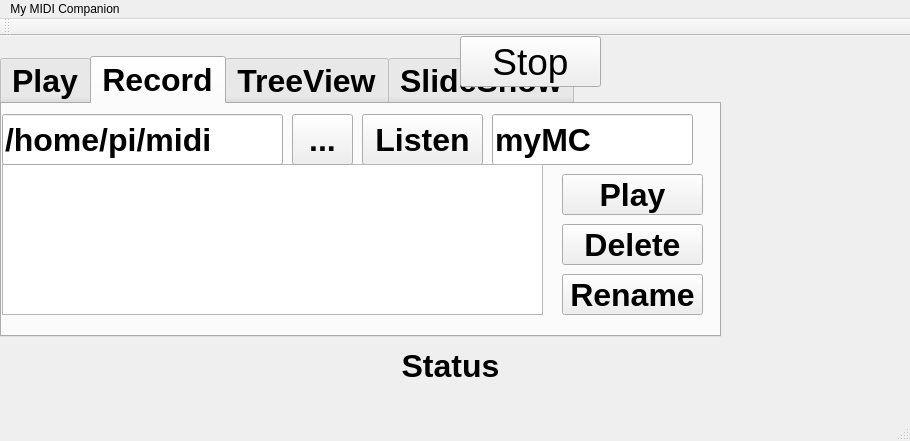
Before: the Qt Designer form mainwindow.ui in rickbronze/myMC, drawn with Qt 5.
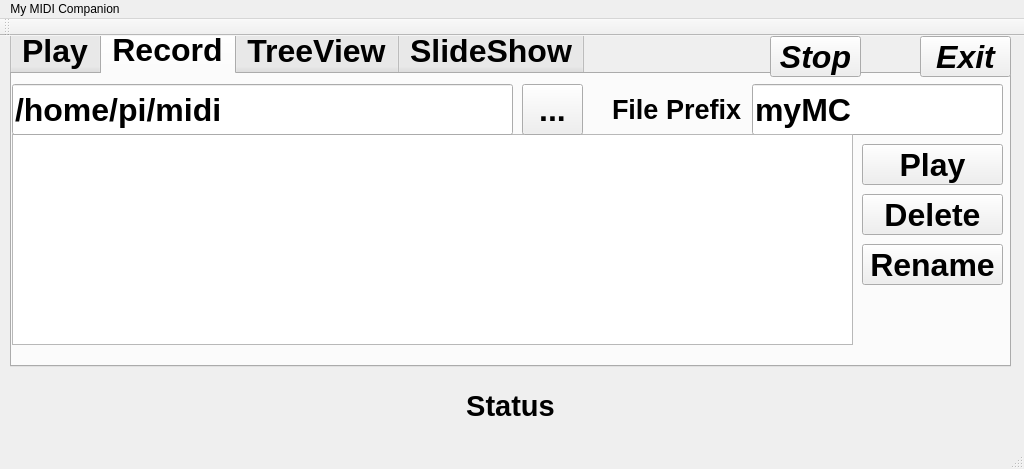
After: the same form once the commit is applied. The open tabs and pages were chosen to show the change. Icons and pictures are not drawn.

Commit message: updates to GUI, added some color and extended the screen

Patch:
```diff
--- a/mainwindow.ui
+++ b/mainwindow.ui
@@ -6,8 +6,8 @@
    <rect>
     <x>0</x>
     <y>0</y>
-    <width>910</width>
-    <height>441</height>
+    <width>1024</width>
+    <height>469</height>
    </rect>
   </property>
   <property name="windowTitle">
@@ -17,19 +17,25 @@
    <iconset resource="mymcresources.qrc">
     <normaloff>:/myMC/myMC.png</normaloff>:/myMC/myMC.png</iconset>
   </property>
+  <property name="autoFillBackground">
+   <bool>false</bool>
+  </property>
   <widget class="QWidget" name="centralWidget">
    <widget class="QPushButton" name="pbCancelPlay">
     <property name="geometry">
      <rect>
-      <x>460</x>
+      <x>770</x>
       <y>0</y>
-      <width>141</width>
-      <height>51</height>
+      <width>91</width>
+      <height>41</height>
      </rect>
     </property>
     <property name="font">
      <font>
-      <pointsize>28</pointsize>
+      <pointsize>24</pointsize>
+      <weight>75</weight>
+      <italic>true</italic>
+      <bold>true</bold>
      </font>
     </property>
     <property name="toolTip">
@@ -42,10 +48,10 @@
    <widget class="QTabWidget" name="tabWidget">
     <property name="geometry">
      <rect>
-      <x>0</x>
-      <y>20</y>
-      <width>721</width>
-      <height>281</height>
+      <x>10</x>
+      <y>-10</y>
+      <width>1001</width>
+      <height>341</height>
      </rect>
     </property>
     <property name="font">
@@ -56,7 +62,7 @@
      </font>
     </property>
     <property name="currentIndex">
-     <number>1</number>
+     <number>0</number>
     </property>
     <widget class="QWidget" name="tabPlay">
      <attribute name="title">
@@ -65,9 +71,9 @@
      <widget class="QPushButton" name="pbPlayFile">
       <property name="geometry">
        <rect>
-        <x>20</x>
+        <x>650</x>
         <y>20</y>
-        <width>261</width>
+        <width>321</width>
         <height>51</height>
        </rect>
       </property>
@@ -75,15 +81,15 @@
        <string>&lt;html&gt;&lt;head/&gt;&lt;body&gt;&lt;p&gt;Play a single MIDI song&lt;/p&gt;&lt;p&gt;&lt;br/&gt;&lt;/p&gt;&lt;/body&gt;&lt;/html&gt;</string>
       </property>
       <property name="text">
-       <string>Play a Song</string>
+       <string>Play a Single Song</string>
       </property>
      </widget>
      <widget class="QLineEdit" name="lePlayDirectory">
       <property name="geometry">
        <rect>
-        <x>20</x>
-        <y>120</y>
-        <width>371</width>
+        <x>100</x>
+        <y>130</y>
+        <width>711</width>
         <height>51</height>
        </rect>
       </property>
@@ -94,9 +100,9 @@
      <widget class="QPushButton" name="pbPlayDirectory">
       <property name="geometry">
        <rect>
-        <x>300</x>
+        <x>20</x>
         <y>20</y>
-        <width>351</width>
+        <width>411</width>
         <height>51</height>
        </rect>
       </property>
@@ -110,8 +116,8 @@
      <widget class="QLabel" name="label">
       <property name="geometry">
        <rect>
-        <x>30</x>
-        <y>80</y>
+        <x>110</x>
+        <y>90</y>
         <width>311</width>
         <height>41</height>
        </rect>
@@ -129,8 +135,8 @@
      <widget class="QPushButton" name="pbChooseDirectory">
       <property name="geometry">
        <rect>
-        <x>400</x>
-        <y>120</y>
+        <x>830</x>
+        <y>130</y>
         <width>61</width>
         <height>51</height>
        </rect>
@@ -142,8 +148,8 @@
      <widget class="QPushButton" name="pbNext">
       <property name="geometry">
        <rect>
-        <x>520</x>
-        <y>110</y>
+        <x>390</x>
+        <y>210</y>
         <width>181</width>
         <height>51</height>
        </rect>
@@ -163,7 +169,7 @@
      <widget class="QPushButton" name="pbStartListening">
       <property name="geometry">
        <rect>
-        <x>360</x>
+        <x>760</x>
         <y>10</y>
         <width>121</width>
         <height>51</height>
@@ -176,9 +182,9 @@
      <widget class="QLineEdit" name="leRecordPrefix">
       <property name="geometry">
        <rect>
-        <x>490</x>
+        <x>740</x>
         <y>10</y>
-        <width>201</width>
+        <width>251</width>
         <height>51</height>
        </rect>
       </property>
@@ -194,8 +200,8 @@
        <rect>
         <x>0</x>
         <y>60</y>
-        <width>541</width>
-        <height>151</height>
+        <width>841</width>
+        <height>211</height>
        </rect>
       </property>
       <property name="font">
@@ -210,7 +216,7 @@
      <widget class="QPushButton" name="pbPlayRecording">
       <property name="geometry">
        <rect>
-        <x>560</x>
+        <x>850</x>
         <y>70</y>
         <width>141</width>
         <height>41</height>
@@ -223,7 +229,7 @@
      <widget class="QPushButton" name="pbDeleteRecording">
       <property name="geometry">
        <rect>
-        <x>560</x>
+        <x>850</x>
         <y>120</y>
         <width>141</width>
         <height>41</height>
@@ -238,7 +244,7 @@
        <rect>
         <x>0</x>
         <y>10</y>
-        <width>281</width>
+        <width>501</width>
         <height>51</height>
        </rect>
       </property>
@@ -249,7 +255,7 @@
      <widget class="QPushButton" name="pbChooseDirectory_2">
       <property name="geometry">
        <rect>
-        <x>290</x>
+        <x>510</x>
         <y>10</y>
         <width>61</width>
         <height>51</height>
@@ -262,7 +268,7 @@
      <widget class="QPushButton" name="pbRenameRecording">
       <property name="geometry">
        <rect>
-        <x>560</x>
+        <x>850</x>
         <y>170</y>
         <width>141</width>
         <height>41</height>
@@ -272,6 +278,24 @@
        <string>Rename</string>
       </property>
      </widget>
+     <widget class="QLabel" name="label_2">
+      <property name="geometry">
+       <rect>
+        <x>600</x>
+        <y>10</y>
+        <width>131</width>
+        <height>51</height>
+       </rect>
+      </property>
+      <property name="font">
+       <font>
+        <pointsize>20</pointsize>
+       </font>
+      </property>
+      <property name="text">
+       <string>File Prefix:</string>
+      </property>
+     </widget>
     </widget>
     <widget class="QWidget" name="tab">
      <attribute name="title">
@@ -297,7 +321,7 @@
        <rect>
         <x>40</x>
         <y>30</y>
-        <width>371</width>
+        <width>671</width>
         <height>51</height>
        </rect>
       </property>
@@ -308,7 +332,7 @@
      <widget class="QPushButton" name="pbChooseDirectory_3">
       <property name="geometry">
        <rect>
-        <x>430</x>
+        <x>730</x>
         <y>30</y>
         <width>61</width>
         <height>51</height>
@@ -321,8 +345,8 @@
      <widget class="QPushButton" name="pb_PlaySlideshow">
       <property name="geometry">
        <rect>
-        <x>160</x>
-        <y>100</y>
+        <x>280</x>
+        <y>120</y>
         <width>341</width>
         <height>36</height>
        </rect>
@@ -336,15 +360,15 @@
    <widget class="QLabel" name="lblStatus">
     <property name="geometry">
      <rect>
-      <x>0</x>
-      <y>290</y>
-      <width>901</width>
+      <x>20</x>
+      <y>330</y>
+      <width>981</width>
       <height>81</height>
      </rect>
     </property>
     <property name="font">
      <font>
-      <pointsize>24</pointsize>
+      <pointsize>22</pointsize>
       <weight>75</weight>
       <bold>true</bold>
      </font>
@@ -359,16 +383,41 @@
      <set>Qt::LinksAccessibleByMouse|Qt::TextSelectableByKeyboard|Qt::TextSelectableByMouse</set>
     </property>
    </widget>
+   <widget class="QPushButton" name="pbExit">
+    <property name="geometry">
+     <rect>
+      <x>920</x>
+      <y>0</y>
+      <width>91</width>
+      <height>41</height>
+     </rect>
+    </property>
+    <property name="font">
+     <font>
+      <pointsize>24</pointsize>
+      <weight>75</weight>
+      <italic>true</italic>
+      <bold>true</bold>
+     </font>
+    </property>
+    <property name="toolTip">
+     <string>&lt;html&gt;&lt;head/&gt;&lt;body&gt;&lt;p&gt;Stops everything.&lt;/p&gt;&lt;/body&gt;&lt;/html&gt;</string>
+    </property>
+    <property name="text">
+     <string>Exit</string>
+    </property>
+   </widget>
    <zorder>tabWidget</zorder>
-   <zorder>pbCancelPlay</zorder>
    <zorder>lblStatus</zorder>
+   <zorder>pbCancelPlay</zorder>
+   <zorder>pbExit</zorder>
   </widget>
   <widget class="QMenuBar" name="menuBar">
    <property name="geometry">
     <rect>
      <x>0</x>
      <y>0</y>
-     <width>910</width>
+     <width>1024</width>
      <height>34</height>
     </rect>
    </property>
```
The commit also changes 3 other files.
